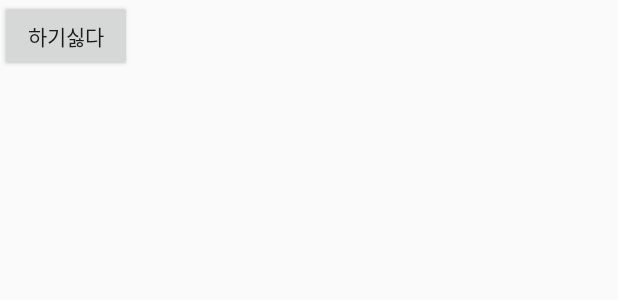
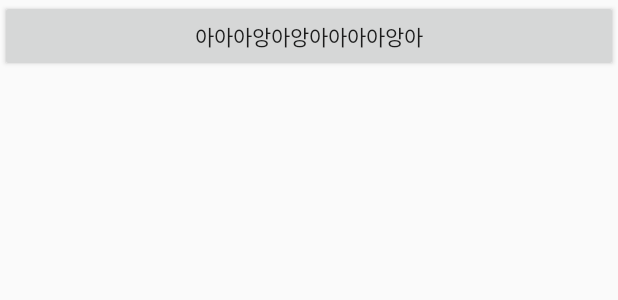
Before and after one commit to SweezRength/RemiXcreen, an Android app: the layout activity_folder.xml on its own in the app's theme, with its tools: preview values and no code run, on a phone screen of 412 x 824 dp. Shown: the top 300 px of the screen. Run offline under Robolectric (Android 15) with nearby library versions, the phone set to English and light mode, and no system bars.

Commit message:
폴더 이미지 가져오기1

```diff
--- a/app/src/main/res/layout/activity_folder.xml
+++ b/app/src/main/res/layout/activity_folder.xml
@@ -2,18 +2,78 @@
 <LinearLayout xmlns:android="http://schemas.android.com/apk/res/android"
     android:layout_width="match_parent"
     android:layout_height="match_parent"
-    android:orientation="vertical"
-    >
+    android:orientation="vertical">
 
     <Button
+        android:id="@+id/btn1"
+        android:layout_width="match_parent"
+        android:layout_height="wrap_content"
+        android:text="아아아앙아앙아아아아앙아" />
+
+    <LinearLayout
         android:layout_width="wrap_content"
-        android:layout_height="wrap_content"
-        android:id="@+id/btn1"
-        android:text="하기싫다"
-        />
-    <ImageView
-        android:id="@+id/image_view1"
-        android:layout_width="match_parent"
-        android:layout_height="match_parent" />
+        android:layout_height="wrap_content">
+
+        <ImageView
+            android:id="@+id/image_view1"
+            android:layout_width="100dp"
+            android:layout_height="100dp"
+            />
+
+        <ImageView
+            android:id="@+id/image_view2"
+            android:layout_width="100dp"
+            android:layout_height="100dp"
+
+            />
+
+        <ImageView
+            android:id="@+id/image_view3"
+            android:layout_width="100dp"
+            android:layout_height="100dp"
+
+            />
+
+        <ImageView
+            android:id="@+id/image_view4"
+            android:layout_width="100dp"
+            android:layout_height="100dp"
+
+            />
+    </LinearLayout>
+
+    <LinearLayout
+        android:layout_width="wrap_content"
+        android:layout_height="wrap_content">
+
+        <ImageView
+            android:id="@+id/image_view5"
+            android:layout_width="100dp"
+            android:layout_height="100dp"
+
+            />
+
+        <ImageView
+            android:id="@+id/image_view6"
+            android:layout_width="100dp"
+            android:layout_height="100dp"
+
+            />
+
+        <ImageView
+            android:id="@+id/image_view7"
+            android:layout_width="100dp"
+            android:layout_height="100dp"
+
+            />
+
+        <ImageView
+            android:id="@+id/image_view8"
+            android:layout_width="100dp"
+            android:layout_height="100dp"
+
+            />
+    </LinearLayout>
+
 
 </LinearLayout>
```
Also changed, not shown: app/src/main/java/com/example/kcci/seung/remixscreen/Folder.java (+81 -20 lines).
